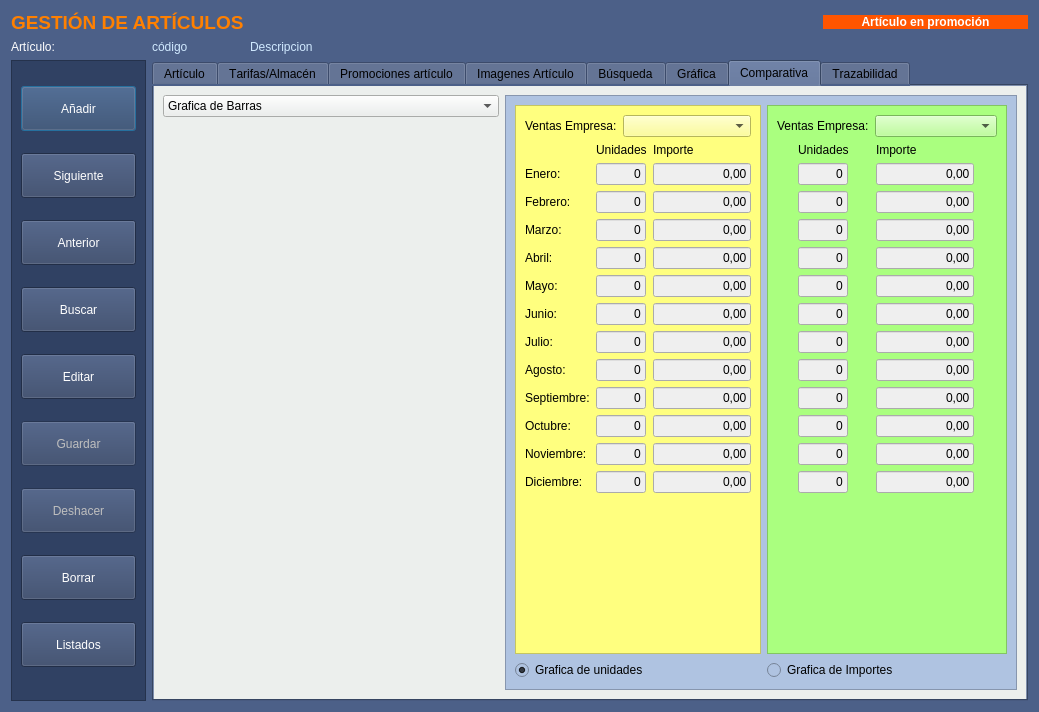
arcnexus/RedFoX, file Almacen/frmarticulos.ui: the form before one commit.
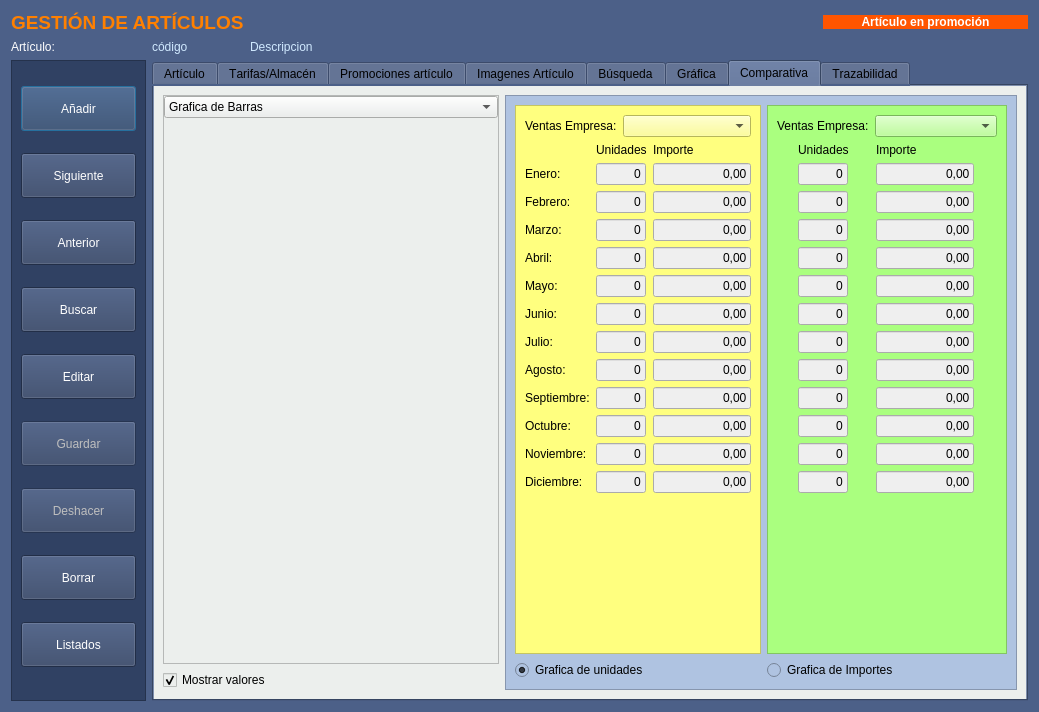
The form after the commit. The open tabs and pages were chosen to show the change. Icons and pictures are not drawn. Custom widgets are drawn as their Qt base class.

What changed in the file:
```diff
--- a/Almacen/frmarticulos.ui
+++ b/Almacen/frmarticulos.ui
@@ -4405,17 +4405,52 @@
       </attribute>
       <layout class="QGridLayout" name="gridLayout_32">
        <item row="0" column="0">
-        <widget class="QComboBox" name="cboTipoGrafica_2">
-         <item>
-          <property name="text">
-           <string>Grafica de Barras</string>
+        <widget class="QFrame" name="frame_graficas_comparativas">
+         <property name="frameShape">
+          <enum>QFrame::StyledPanel</enum>
+         </property>
+         <property name="frameShadow">
+          <enum>QFrame::Raised</enum>
+         </property>
+         <layout class="QVBoxLayout" name="layout_grafica_comparativas">
+          <property name="margin">
+           <number>0</number>
           </property>
-         </item>
-         <item>
-          <property name="text">
-           <string>Grafica de Líneas</string>
-          </property>
-         </item>
+          <item>
+           <widget class="QComboBox" name="cboTipoGrafica_2">
+            <item>
+             <property name="text">
+              <string>Grafica de Barras</string>
+             </property>
+            </item>
+            <item>
+             <property name="text">
+              <string>Grafica de Líneas</string>
+             </property>
+            </item>
+           </widget>
+          </item>
+          <item>
+           <widget class="OpenChart" name="openChart_2">
+            <property name="useTitle" stdset="0">
+             <bool>false</bool>
+            </property>
+           </widget>
+          </item>
+         </layout>
+        </widget>
+       </item>
+       <item row="1" column="0">
+        <widget class="QCheckBox" name="chkmostrarvalores_comparativa">
+         <property name="autoFillBackground">
+          <bool>false</bool>
+         </property>
+         <property name="text">
+          <string>Mostrar valores</string>
+         </property>
+         <property name="checked">
+          <bool>true</bool>
+         </property>
         </widget>
        </item>
        <item row="0" column="1" rowspan="2">
@@ -5612,13 +5647,6 @@
          </layout>
         </widget>
        </item>
-       <item row="1" column="0">
-        <widget class="OpenChart" name="openChart_2" native="true">
-         <property name="useTitle" stdset="0">
-          <bool>false</bool>
-         </property>
-        </widget>
-       </item>
       </layout>
      </widget>
      <widget class="QWidget" name="Trazabilidad">
```
Left out of the diff: 125 changed lines with no effect on the pictures.
